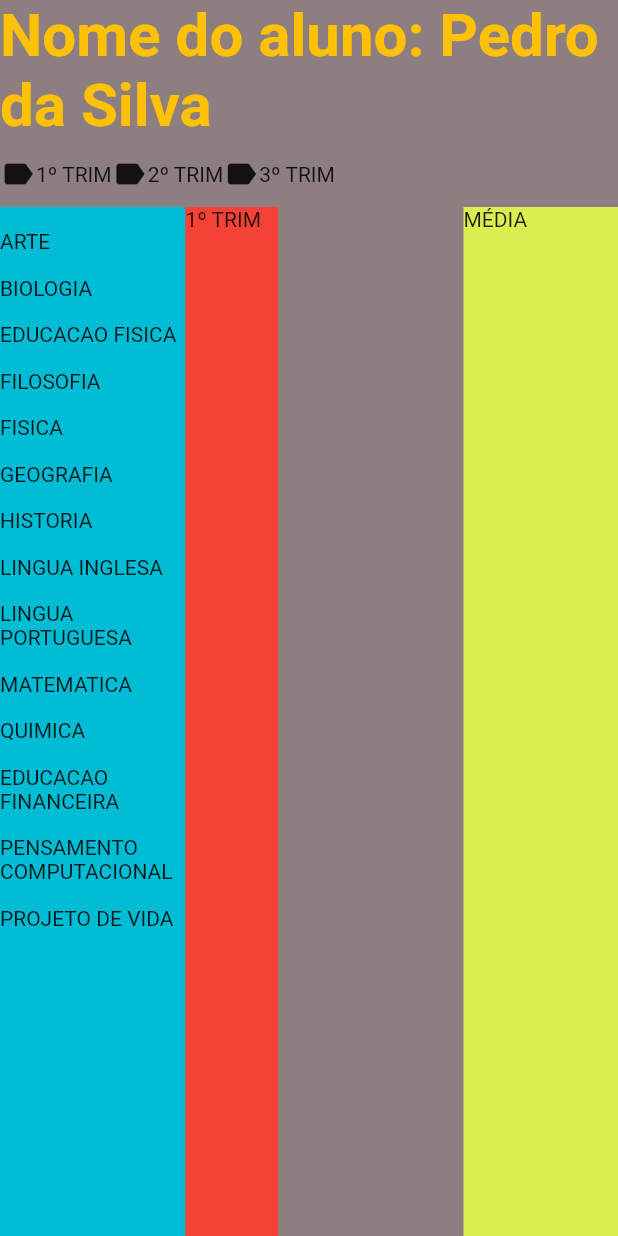
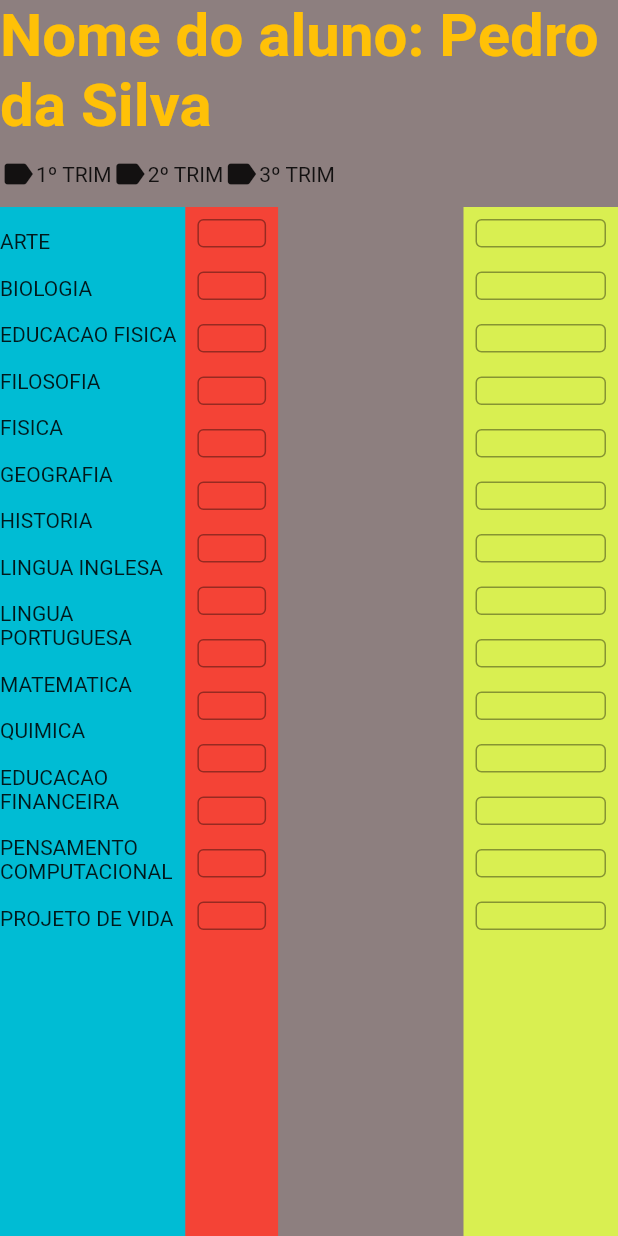
Before and after one commit to eversonevo/calculator_test, a Flutter app: the screen it shows after launch, on a phone screen of 412 x 824 dp. Run offline on Flutter 3.47's test engine with Material 2 defaults, Android fonts, the phone set to English and light mode, and no system bars; our stand-ins replace get; Roboto replaces fonts that are missing (OpenSans).

Commit message:
alteraçoes

```diff
--- a/lib/core/UI/custom_disciplina.dart
+++ b/lib/core/UI/custom_disciplina.dart
@@ -1,7 +1,8 @@
+import 'package:calculator_test/app/modules/home/home_controller.dart';
 import 'package:flutter/material.dart';
 import 'package:get/get.dart';
 
-class CustomDisciplina extends StatelessWidget {
+class CustomDisciplina extends GetView<HomeController> {
 
   CustomDisciplina({ required this.color,required this.trimestre ,Key? key }) : super(key: key);
 
@@ -15,7 +16,39 @@ class CustomDisciplina extends StatelessWidget {
                     width: Get.width * .15,
                     height: Get.height * .9,
                     color: color,
-                    child: Text(trimestre),
+                    child: LayoutBuilder(
+                      builder: (_,constraints){
+                      return ListView.builder(
+                        itemCount: controller.editingController1T.length,
+                        itemBuilder: (_,index){
+                          print('max '+constraints.maxWidth.toString());
+                          return SizedBox(
+                            width: constraints.maxWidth,
+                            height: 35,
+                            child: Padding(
+                              padding: const EdgeInsets.all(8.0),
+                              child: TextFormField(
+                                keyboardType: TextInputType.number,
+                                //maxLength: 3,
+                                decoration: const InputDecoration(
+                                  border: OutlineInputBorder(),
+                                  //enabledBorder: InputBorder.none,
+                                  focusedBorder: OutlineInputBorder(
+                                  borderRadius: BorderRadius.all(Radius.circular(5.0)),
+                                  borderSide: BorderSide(color: Colors.blue)),
+                                ),
+                                controller: controller.editingController1T[index],
+                                onChanged: (String? value){
+                                  controller.editingController1T[index].text = value!;
+
+                                  print('cc'+controller.editingController1T[index].text.toString());
+                                },
+                              ),
+                            ),
+                          );
+                        });
+                      },
+                    ),
                   );
   }
 }
```
